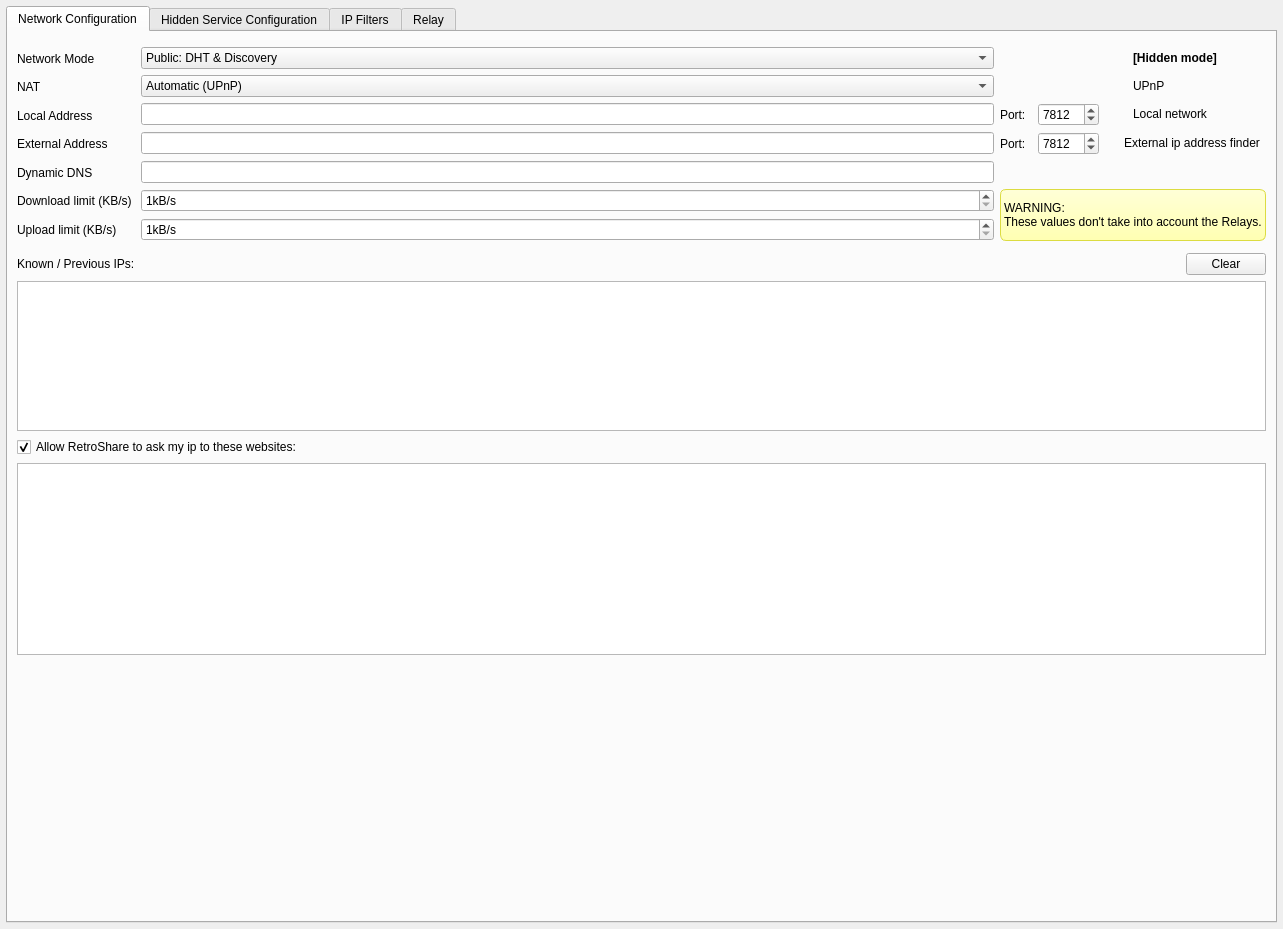
RetroShare/RetroShare, file retroshare-gui/src/gui/settings/ServerPage.ui: the form before one commit.
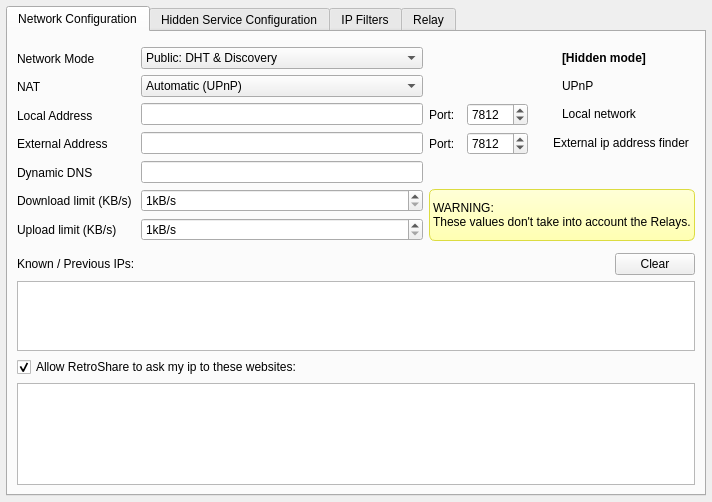
The form after the commit. The open tabs and pages were chosen to show the change. Icons and pictures are not drawn.

Commit message:
Set back the right tab by default
* Set back show the right tabs by default
* Added for Files Tabs it taked to much space before

Diff of the .ui file:
```diff
--- a/retroshare-gui/src/gui/settings/ServerPage.ui
+++ b/retroshare-gui/src/gui/settings/ServerPage.ui
@@ -6,8 +6,8 @@
    <rect>
     <x>0</x>
     <y>0</y>
-    <width>1283</width>
-    <height>929</height>
+    <width>712</width>
+    <height>502</height>
    </rect>
   </property>
   <layout class="QVBoxLayout" name="ServerPageVLayout">
```
Left out of the diff: 2 changed lines with no effect on the pictures. The commit also changes 2 other files.
